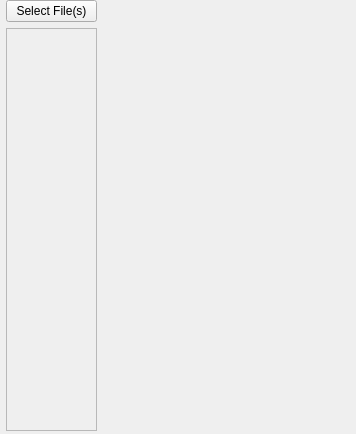
Before: the Qt Designer form server.ui in dshin21/CommAudio, drawn with Qt 5.
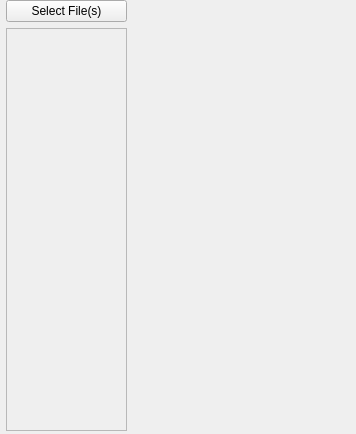
After: the same form once the commit is applied.

Commit message: server ui: numbering of the files + dynamic label template

What changed in the file:
```diff
--- a/server.ui
+++ b/server.ui
@@ -18,13 +18,18 @@
     <rect>
      <x>6</x>
      <y>0</y>
-     <width>91</width>
+     <width>121</width>
      <height>431</height>
     </rect>
    </property>
    <layout class="QVBoxLayout" name="verticalLayout">
     <item>
      <widget class="QPushButton" name="pushButton">
+      <property name="font">
+       <font>
+        <pointsize>9</pointsize>
+       </font>
+      </property>
       <property name="text">
        <string>Select File(s)</string>
       </property>
@@ -32,18 +37,31 @@
     </item>
     <item>
      <widget class="QScrollArea" name="scrollArea">
+      <property name="font">
+       <font>
+        <pointsize>10</pointsize>
+       </font>
+      </property>
       <property name="widgetResizable">
-       <bool>true</bool>
+       <bool>false</bool>
+      </property>
+      <property name="alignment">
+       <set>Qt::AlignLeading|Qt::AlignLeft|Qt::AlignTop</set>
       </property>
       <widget class="QWidget" name="scrollAreaWidgetContents">
        <property name="geometry">
         <rect>
          <x>0</x>
          <y>0</y>
-         <width>87</width>
+         <width>117</width>
          <height>398</height>
         </rect>
        </property>
+       <property name="font">
+        <font>
+         <pointsize>10</pointsize>
+        </font>
+       </property>
       </widget>
      </widget>
     </item>
```
The commit also changes 2 other files.
